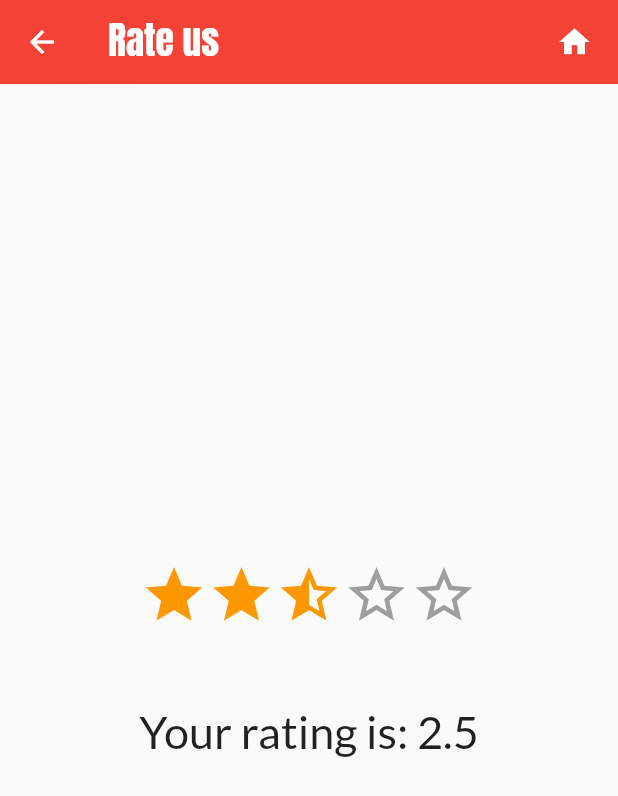
After one commit to ahmadshohan/e-commerce_flutter, a Flutter app: the RateUs screen opened by its route, on a phone screen of 412 x 824 dp. The commit adds this screen. Shown: the top 796 px of the screen. Run offline on Flutter 3.47's test engine with Material 2 defaults, Android fonts, the phone set to English and light mode, and no system bars; drawn by our look-alikes of flutter_rating; our stand-ins replace animated_text_kit, carousel_pro, cloud_firestore, firebase_analytics, firebase_auth, firebase_core and 4 more; missing offline and left inert: flutter_facebook_login, flutter_open_whatsapp; accounts and stored records are empty.

Commit message:
rate_us_page

```diff
--- /dev/null
+++ b/lib/drawer/rate_us.dart
@@ -0,0 +1,73 @@
+import 'package:flutter/material.dart';
+import 'package:animated_text_kit/animated_text_kit.dart';
+import 'package:flutter_rating/flutter_rating.dart';
+import '../taps_page.dart';
+
+class RateUs extends StatefulWidget {
+  static const routeName = '/rate-us';
+  @override
+  _RateUsState createState() => new _RateUsState();
+}
+
+class _RateUsState extends State<RateUs> {
+  double rating = 2.5;
+  int starCount = 5;
+
+  @override
+  Widget build(BuildContext context) {
+    return Scaffold(
+      appBar: AppBar(
+        elevation: 0.1,
+        backgroundColor: Colors.red,
+        title: TyperAnimatedTextKit(
+          text: ['Rate us'],
+          speed: Duration(seconds: 1),
+          isRepeatingAnimation: false,
+          textStyle: TextStyle(
+            color: Theme.of(context).accentTextTheme.title.color,
+            fontSize: 25,
+            fontFamily: 'Anton',
+            fontWeight: FontWeight.normal,
+          ),
+        ),
+        actions: <Widget>[
+          IconButton(
+            padding: const EdgeInsets.only(right: 10),
+            icon: Icon(
+              Icons.home,
+              color: Colors.white,
+            ),
+            onPressed: () =>
+                Navigator.pushReplacementNamed(context, TapsPage.routeName),
+          ),
+        ],
+      ),
+      body: new Column(
+        mainAxisAlignment: MainAxisAlignment.center,
+        children: <Widget>[
+          new Padding(
+            padding: new EdgeInsets.only(
+              bottom: 50.0,
+            ),
+            child: new StarRating(
+              size: 45.0,
+              rating: rating,
+              color: Colors.orange,
+              borderColor: Colors.grey,
+              starCount: starCount,
+              onRatingChanged: (rating) => setState(
+                () {
+                  this.rating = rating;
+                },
+              ),
+            ),
+          ),
+          new Text(
+            "Your rating is: $rating",
+            style: new TextStyle(fontSize: 30.0),
+          ),
+        ],
+      ),
+    );
+  }
+}
--- a/lib/drawer/shop_drawer.dart
+++ b/lib/drawer/shop_drawer.dart
@@ -1,3 +1,4 @@
+import 'package:fashinshop/drawer/rate_us.dart';
 import 'package:flutter/material.dart';
 import 'package:provider/provider.dart';
 import 'package:fashinshop/welcome_page.dart';
@@ -8,11 +9,11 @@ import 'about_us.dart';
 import 'orders/orders_page.dart';
 import '../shopping_cart/shopping_cart_page.dart';
 import 'favorites_page.dart';
-import '../home/home_page.dart';
 import 'all_products.dart';
 
 class ShopDrawer extends StatelessWidget {
   final firebaseAuth = FirebaseAuth.instance;
+
   @override
   Widget build(BuildContext context) {
     final loginSocial = Provider.of<LoginSocial>(context);
@@ -132,6 +133,17 @@ class ShopDrawer extends StatelessWidget {
           ),
           InkWell(
             onTap: () {
+              Navigator.pushNamed(context, RateUs.routeName);
+            },
+            child: ListTile(
+              title: Text('ٌRate us'),
+              leading: Icon(
+                Icons.rate_review,
+              ),
+            ),
+          ),
+          InkWell(
+            onTap: () {
               loginSocial.handleGoogleSignOut();
               loginSocial.handleFacebookSignOut();
               loginSocial.signOutEmailPassword();
--- a/lib/home/single_product.dart
+++ b/lib/home/single_product.dart
@@ -11,7 +11,7 @@ class SingleProduct extends StatelessWidget {
     final singleProduct = Provider.of<Product>(context);
     final product = Provider.of<Products>(context);
     void handleAddCartItem() async {
-      final user = await FirebaseAuth.instance.currentUser();
+      final user = FirebaseAuth.instance.currentUser;
       if (user != null) {
         product.addCart(
           productId: singleProduct.id,
--- a/lib/product_detail/product_details_page.dart
+++ b/lib/product_detail/product_details_page.dart
@@ -140,7 +140,7 @@ class _ProductDetailsState extends State<ProductDetails> {
     }
 
     void handleAddCartItem() async {
-      final user = await FirebaseAuth.instance.currentUser();
+      final user = FirebaseAuth.instance.currentUser;
       if (user != null) {
         productsData.addCart(
           productId: loadedProduct.id,
--- a/lib/shopping_cart/shopping_cart_page.dart
+++ b/lib/shopping_cart/shopping_cart_page.dart
@@ -36,7 +36,7 @@ class _ShoppingCartState extends State<ShoppingCart> {
   }
 
   void handleOrderNow() async {
-    final user = await FirebaseAuth.instance.currentUser();
+    final user = FirebaseAuth.instance.currentUser;
     if (user != null) {
       setState(() {
         _isLoading = true;
```
Also changed, not shown: lib/components/constants.dart (+54 -0 lines), lib/drawer/about_us.dart (+5 -3 lines), lib/main.dart (+13 -2 lines), lib/provider/login_social.dart (+27 -31 lines), lib/provider/orders.dart (+10 -7 lines), lib/taps_page.dart (+15 -2 lines), pubspec.yaml (+11 -12 lines), pubspec.lock.
